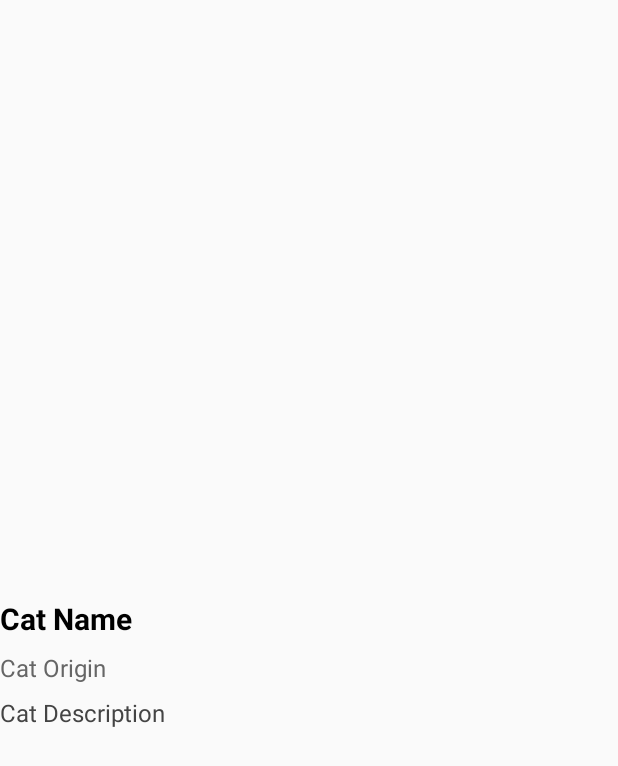
After one commit to maitrihub/Cat-Type, an Android app: the layout item_row.xml on its own in the app's theme, with its tools: preview values and no code run, on a phone screen of 412 x 824 dp. The commit adds this screen. Shown: the top 766 px of the screen. Run offline under Robolectric (Android 15) with nearby library versions, the phone set to English and light mode, and no system bars.

Commit message:
Add Recycler View

```diff
--- a/app/src/main/AndroidManifest.xml
+++ b/app/src/main/AndroidManifest.xml
@@ -14,7 +14,7 @@
         android:theme="@style/AppTheme">
 
         <activity
-            android:name=".MainActivity"
+            android:name=".ui.MainActivity"
             android:exported="true">
             <intent-filter>
                 <action android:name="android.intent.action.MAIN" />
--- /dev/null
+++ b/app/src/main/res/layout/item_row.xml
@@ -0,0 +1,53 @@
+<?xml version="1.0" encoding="utf-8"?>
+<androidx.constraintlayout.widget.ConstraintLayout xmlns:android="http://schemas.android.com/apk/res/android"
+    android:layout_width="match_parent"
+    android:layout_height="match_parent"
+    xmlns:app="http://schemas.android.com/apk/res-auto">
+    <LinearLayout
+        android:layout_width="match_parent"
+        android:layout_height="wrap_content"
+        android:orientation="vertical"
+        app:layout_constraintBottom_toBottomOf="parent"
+        app:layout_constraintTop_toTopOf="parent"
+        app:layout_constraintStart_toStartOf="parent"/>
+
+    <!-- Cat Name -->
+
+    <!-- Cat Origin -->
+    <TextView
+        android:id="@+id/cat_name"
+        android:layout_width="0dp"
+        android:layout_height="wrap_content"
+        android:text="Cat Name"
+        android:textColor="@android:color/black"
+        android:textSize="20sp"
+        android:textStyle="bold"
+        app:layout_constraintBottom_toBottomOf="parent"
+        app:layout_constraintStart_toStartOf="parent"
+        app:layout_constraintTop_toTopOf="parent" />
+
+    <TextView
+        android:id="@+id/cat_origin"
+        android:layout_width="0dp"
+        android:layout_height="wrap_content"
+        android:paddingTop="8dp"
+        android:text="Cat Origin"
+        android:textColor="#666"
+        android:textSize="16sp"
+        app:layout_constraintTop_toBottomOf="@id/cat_name"
+        app:layout_constraintStart_toStartOf="parent"/>
+
+    <!-- Cat Description -->
+    <TextView
+        android:id="@+id/cat_description"
+        android:layout_width="0dp"
+        android:layout_height="wrap_content"
+        android:lineSpacingExtra="4dp"
+        android:paddingTop="8dp"
+        android:text="Cat Description"
+        android:textColor="#444"
+        android:textSize="16sp"
+        app:layout_constraintTop_toBottomOf="@id/cat_origin"
+        app:layout_constraintStart_toStartOf="parent"/>
+
+</androidx.constraintlayout.widget.ConstraintLayout>
```
Also changed, not shown: app/src/main/java/so/notion/interview/ui/BreedAdapter.kt (added, +38 -0 lines), app/src/main/java/so/notion/interview/ui/MainActivity.kt (renamed from app/src/main/java/so/notion/interview/MainActivity.kt, +15 -19 lines), app/src/main/res/layout/activity_main.xml (+17 -54 lines).
